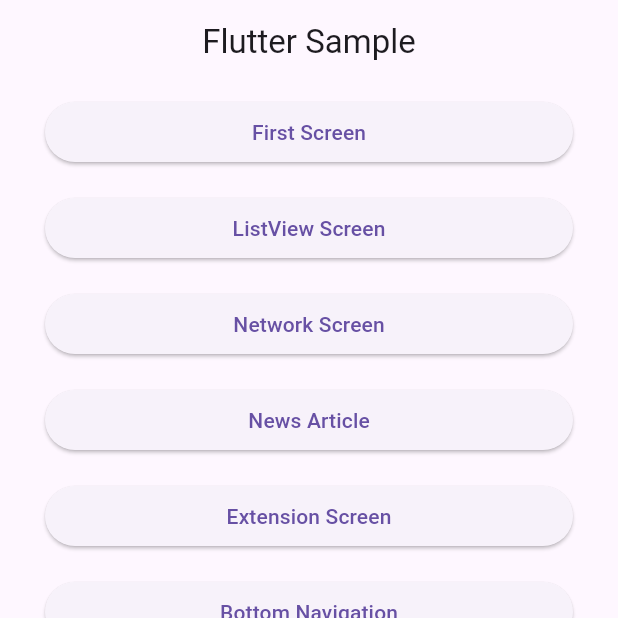
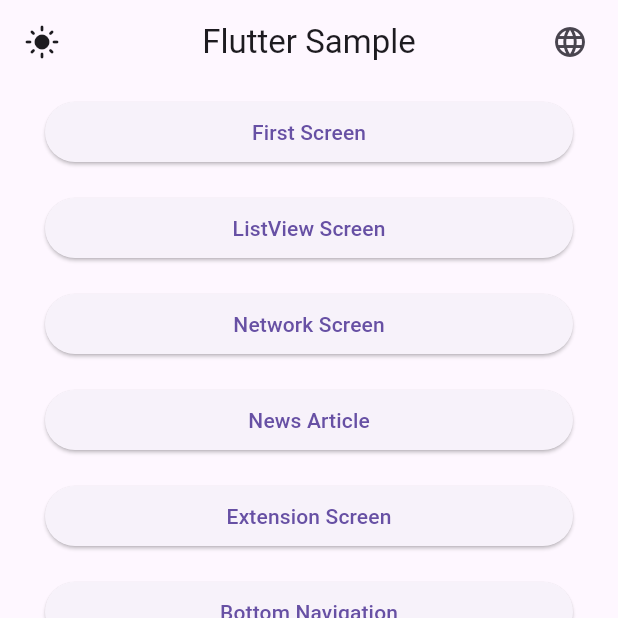
Before and after one commit to kamlesh-acabes/TestApp, a Flutter app: the screen it shows after launch, on a phone screen of 412 x 824 dp, the top half of it. Run offline on Flutter 3.47's test engine with Material 3 defaults, Android fonts, the phone set to English and light mode, and no system bars; our stand-ins replace flutter_svg; generated files the repository leaves out were written again.

Commit message:
Added theme and language changes
Added theme and language changes

```diff
--- /dev/null
+++ b/l10n.yaml
@@ -0,0 +1,4 @@
+
+arb-dir: lib/l10n
+template-arb-file: app_en.arb
+output-localization-file: app_localizations.dart
--- /dev/null
+++ b/lib/language/language_provider.dart
@@ -0,0 +1,11 @@
+import 'package:flutter/material.dart';
+
+class LanguageProvider with ChangeNotifier {
+  bool isEnglish = true;
+  LanguageProvider({required this.isEnglish});
+
+  void changeLanguage() {
+    isEnglish = !isEnglish;
+    notifyListeners();
+  }
+}
--- a/lib/main.dart
+++ b/lib/main.dart
@@ -1,10 +1,13 @@
 import 'package:flutter/material.dart';
+import 'package:flutter_localizations/flutter_localizations.dart';
 import 'package:provider/provider.dart';
 import 'package:testapp/health/report_screen.dart';
+import 'package:testapp/language/language_provider.dart';
 import 'package:testapp/login/welcome_screen.dart';
 import 'package:testapp/shopper/models/cart.dart';
 import 'package:testapp/shopper/models/catalog.dart';
 import 'package:testapp/shopper/screens/catalog_screen.dart';
+import 'package:testapp/theme/theme_provider.dart';
 
 import 'article_screen.dart';
 import 'bottom_navigation_screen.dart';
@@ -13,9 +16,18 @@ import 'extension_screen.dart';
 import 'first_screen.dart';
 import 'listview_screen.dart';
 import 'network_screen.dart';
+import 'package:flutter_gen/gen_l10n/app_localizations.dart';
 
 void main() {
-  runApp(HomeApp());
+  runApp(
+    MultiProvider(
+      providers: [
+        ChangeNotifierProvider(create: (_) => ThemeProvider(isLightTheme: true)),
+        ChangeNotifierProvider(create: (_) => LanguageProvider(isEnglish: true)),
+      ],
+      child: HomeApp(),
+    ),
+  );
 }
 
 class HomeApp extends StatelessWidget {
@@ -23,6 +35,8 @@ class HomeApp extends StatelessWidget {
 
   @override
   Widget build(BuildContext context) {
+    final themeProvider = Provider.of<ThemeProvider>(context);
+    final languageProvider = Provider.of<LanguageProvider>(context);
     return MultiProvider(
       providers: [
         Provider(create: (context) => CatalogModel()),
@@ -38,20 +52,60 @@ class HomeApp extends StatelessWidget {
       child: MaterialApp(
         debugShowCheckedModeBanner: false,
         title: 'TestApp',
-        theme: ThemeData.light(),
+        theme: themeProvider.getThemeData,
+        locale: languageProvider.isEnglish ? const Locale('en') : const Locale('ar'),
+        localizationsDelegates: [
+          AppLocalizations.delegate,
+          GlobalMaterialLocalizations.delegate,
+          GlobalWidgetsLocalizations.delegate,
+          GlobalCupertinoLocalizations.delegate,
+        ],
+        supportedLocales: [
+          Locale('en'), // English
+          Locale('ar'), // Arabic
+        ],
         home: HomeScreen(),
       ),
     );
   }
 }
 
-class HomeScreen extends StatelessWidget {
+class HomeScreen extends StatefulWidget {
   const HomeScreen({super.key});
 
   @override
+  State<HomeScreen> createState() => _HomeScreenState();
+}
+
+class _HomeScreenState extends State<HomeScreen> {
+
+  @override
   Widget build(BuildContext context) {
+    final themeProvider = Provider.of<ThemeProvider>(context);
+    final languageProvider = Provider.of<LanguageProvider>(context);
     return Scaffold(
-      appBar: AppBar(title: const Text('Flutter Sample'), centerTitle: true,),
+      appBar: AppBar(
+        title: Text(AppLocalizations.of(context)!.homeTitle), centerTitle: true,
+        leading: Padding(
+          padding: const EdgeInsets.symmetric(horizontal: 8.0),
+          child: IconButton(
+            icon: const Icon(Icons.light_mode),
+            onPressed: () {
+              themeProvider.setThemeData = !themeProvider.isLightTheme;
+            },
+          ),
+        ),
+        actions: [
+          Padding(
+            padding: const EdgeInsets.symmetric(horizontal: 8.0),
+            child: IconButton(
+              icon: const Icon(Icons.language),
+              onPressed: () {
+                languageProvider.changeLanguage();
+                },),
+          )
+        ],
+      ),
       body: Center(
         child: ListView(
           children: <Widget>[
@@ -61,7 +115,7 @@ class HomeScreen extends StatelessWidget {
                 onPressed: () {
                   Navigator.push(context, MaterialPageRoute(builder: (context) => FirstScreen()),);
                 },
-                child: const Text('First Screen'),
+                child: Text(AppLocalizations.of(context)!.firstScreen),
               ),
             ),
             Padding(
@@ -78,7 +132,7 @@ class HomeScreen extends StatelessWidget {
                     ),
                   )),);
                 },
-                child: const Text('ListView Screen'),
+                child: Text(AppLocalizations.of(context)!.listView),
               ),
             ),
             Padding(
@@ -87,7 +141,7 @@ class HomeScreen extends StatelessWidget {
                 onPressed: () {
                   Navigator.push(context, MaterialPageRoute(builder: (context) => NetworkScreen()),);
                 },
-                child: const Text('Network Screen'),
+                child: Text(AppLocalizations.of(context)!.networkScreen),
               ),
             ),
             Padding(
@@ -96,7 +150,7 @@ class HomeScreen extends StatelessWidget {
                 onPressed: () {
                   Navigator.push(context, MaterialPageRoute(builder: (context) => ArticleScreen()),);
                 },
-                child: const Text('News Article'),
+                child: Text(AppLocalizations.of(context)!.newsArticle),
               ),
             ),
             Padding(
@@ -105,7 +159,7 @@ class HomeScreen extends StatelessWidget {
                 onPressed: () {
                   Navigator.push(context, MaterialPageRoute(builder: (context) => ExtensionScreen()),);
                 },
-                child: const Text('Extension Screen'),
+                child: Text(AppLocalizations.of(context)!.extensionScreen),
               ),
             ),
             Padding(
@@ -114,7 +168,7 @@ class HomeScreen extends StatelessWidget {
                 onPressed: () {
                   Navigator.push(context, MaterialPageRoute(builder: (context) => BottomNavigationBarExampleApp()),);
                 },
-                child: const Text('Bottom Navigation'),
+                child: Text(AppLocalizations.of(context)!.bottomNavigationBar),
               ),
             ),
             Padding(
@@ -123,7 +177,7 @@ class HomeScreen extends StatelessWidget {
                 onPressed: () {
                   Navigator.push(context, MaterialPageRoute(builder: (context) => ReportScreen()),);
                 },
-                child: const Text('Health Report'),
+                child: Text(AppLocalizations.of(context)!.healthReport),
               ),
             ),
             Padding(
@@ -132,7 +186,7 @@ class HomeScreen extends StatelessWidget {
                 onPressed: () {
                   Navigator.push(context, MaterialPageRoute(builder: (context) => ActionSheetApp()),);
                 },
-                child: const Text('Cupertino Controls'),
+                child: Text(AppLocalizations.of(context)!.cupertinoControls),
               ),
             ),
             Padding(
@@ -141,7 +195,7 @@ class HomeScreen extends StatelessWidget {
                 onPressed: () {
                   Navigator.push(context, MaterialPageRoute(builder: (context) => WelcomeScreen()),);
                 },
-                child: const Text('Login Screen'),
+                child: Text(AppLocalizations.of(context)!.loginScreen),
               ),
             ),
             Padding(
@@ -150,7 +204,7 @@ class HomeScreen extends StatelessWidget {
                 onPressed: () {
                   Navigator.push(context, MaterialPageRoute(builder: (context) => CatalogScreen()),);
                 },
-                child: const Text('Catalog Screen'),
+                child: Text(AppLocalizations.of(context)!.catalogScreen),
               ),
             ),
           ],
--- /dev/null
+++ b/lib/theme/theme_provider.dart
@@ -0,0 +1,14 @@
+import 'package:flutter/material.dart';
+
+class ThemeProvider with ChangeNotifier {
+  bool isLightTheme;
+
+  ThemeProvider({required this.isLightTheme});
+
+  ThemeData get getThemeData => isLightTheme ? ThemeData.light() : ThemeData.dark();
+
+  set setThemeData(bool val) {
+    isLightTheme = val;
+    notifyListeners();
+  }
+}
--- a/pubspec.yaml
+++ b/pubspec.yaml
@@ -37,6 +37,9 @@ dependencies:
   http: ^1.3.0
   flutter_svg: ^2.1.0
   provider: ^6.1.5
+  flutter_localizations:
+    sdk: flutter
+  intl: any
 
 dev_dependencies:
   flutter_test:
@@ -55,6 +58,7 @@ dev_dependencies:
 # The following section is specific to Flutter packages.
 flutter:
 
+  generate: true # Add this line
   # The following line ensures that the Material Icons font is
   # included with your application, so that you can use the icons in
   # the material Icons class.
```
Also changed, not shown: lib/l10n/app_ar.arb (added, +13 -0 lines), lib/l10n/app_en.arb (added, +13 -0 lines), pubspec.lock.
